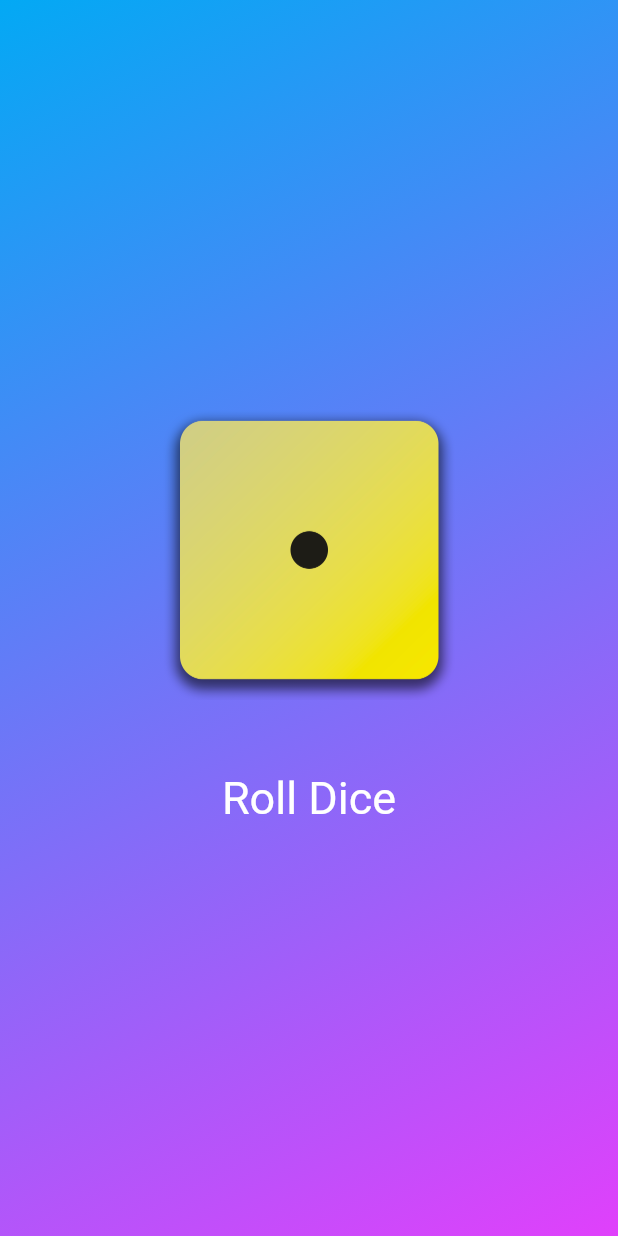
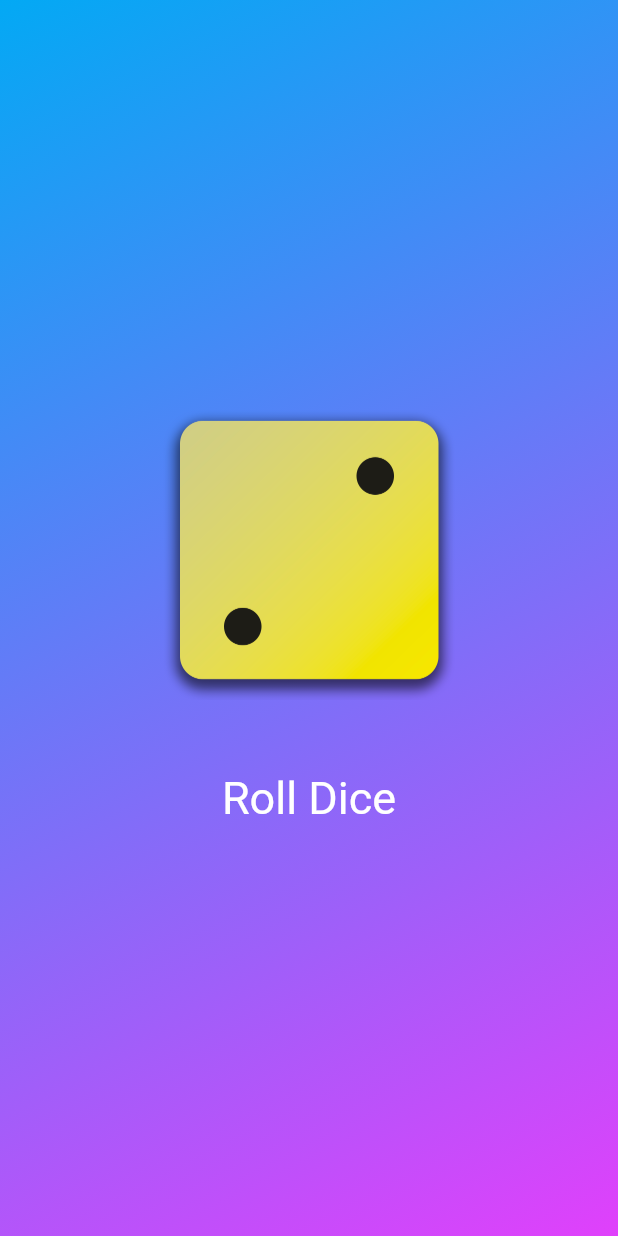
Before and after one commit to MahmoudZima/Flutter001, a Flutter app: the screen it shows after launch, on a phone screen of 412 x 824 dp. Run offline on Flutter 3.47's test engine with Material 3 defaults, Android fonts, the phone set to English and light mode, and no system bars.

Commit message:
Memory Effecient

```diff
--- a/first_app/lib/dice_roller.dart
+++ b/first_app/lib/dice_roller.dart
@@ -1,5 +1,7 @@
 import 'package:flutter/material.dart';
 import 'dart:math';
+
+final randomizer = Random();
 
 class DiceRoller extends StatefulWidget {
   const DiceRoller({super.key});
@@ -10,11 +12,10 @@ class DiceRoller extends StatefulWidget {
 
 class _DiceRollerState extends State<DiceRoller> {
   var activeDiceImage = 'assets/images/dice-1.png';
-  var counter = 0;
+
+  var currentDiceRoll = 2;
   void rollDice() {
-    var diceRoll = Random().nextInt(6) + 1;
     setState(() {
-      counter++;
       /*
       if (diceRoll % 6 == 0) {
         activeDiceImage = 'assets/images/dice-6.png';
@@ -32,7 +33,7 @@ class _DiceRollerState extends State<DiceRoller> {
         activeDiceImage = 'assets/images/dice-1.png';
       }
       */
-      activeDiceImage = 'assets/images/dice-$diceRoll.png';
+      currentDiceRoll = randomizer.nextInt(6) + 1;
     });
     print('Dice rolled!');
   }
@@ -42,7 +43,11 @@ class _DiceRollerState extends State<DiceRoller> {
     return Column(
       mainAxisSize: MainAxisSize.min,
       children: [
-        Image.asset(activeDiceImage, width: 200, height: 200),
+        Image.asset(
+          'assets/images/dice-$currentDiceRoll.png',
+          width: 200,
+          height: 200,
+        ),
         const SizedBox(height: 40),
         TextButton(
           onPressed: rollDice,
```
